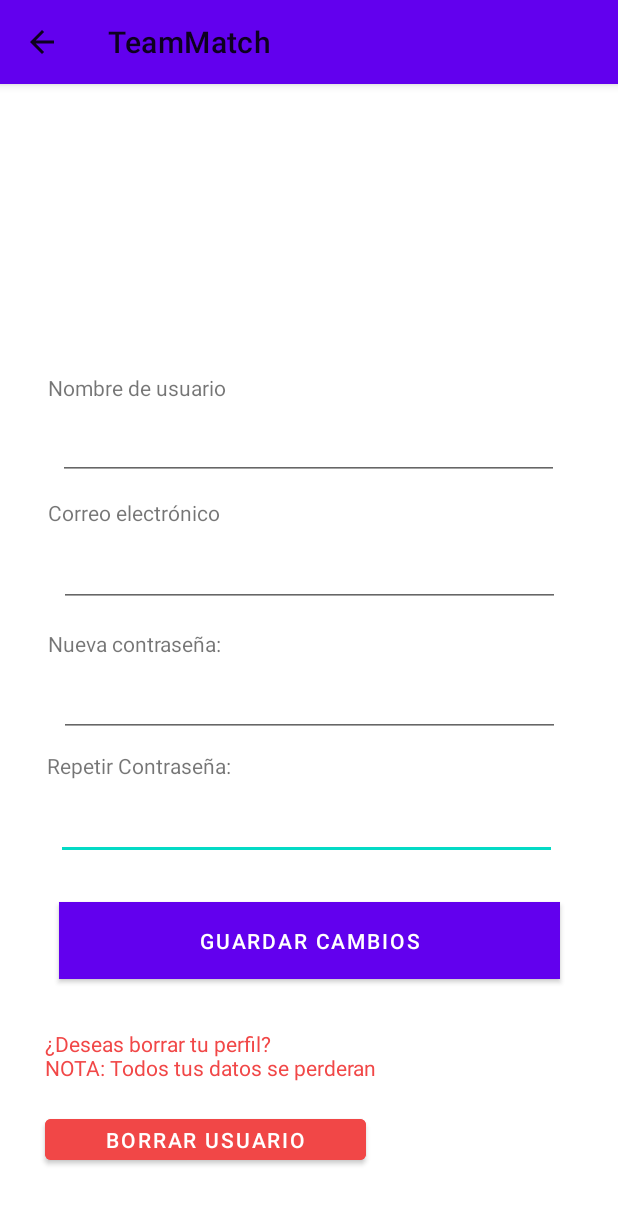
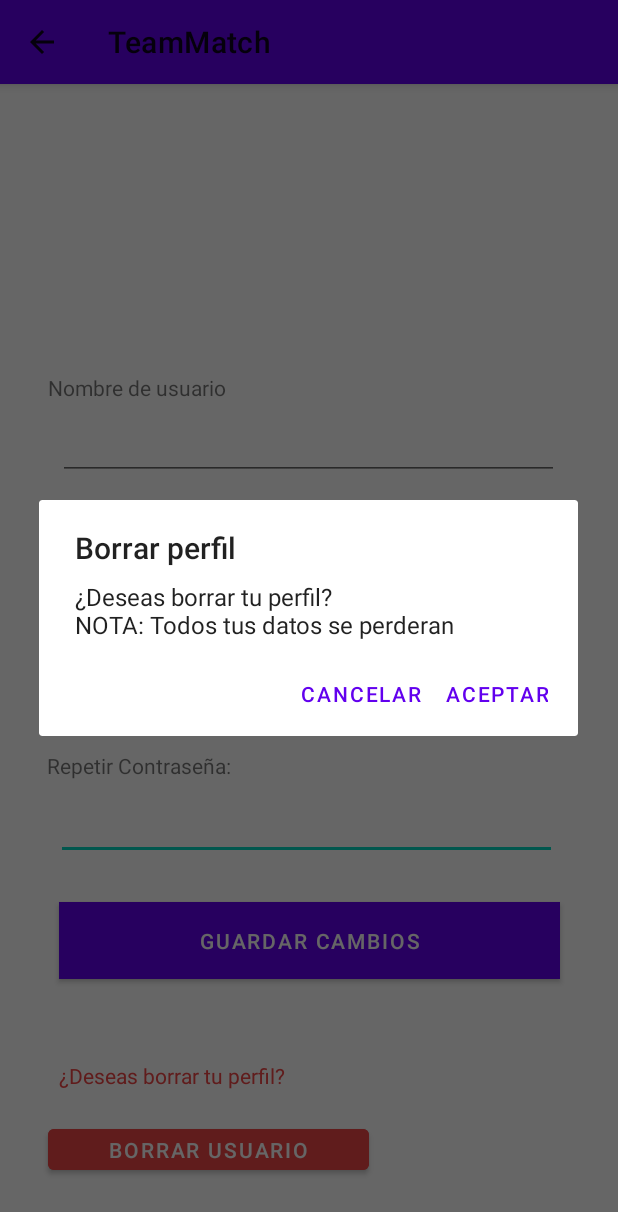
Before and after one commit to acm1997/TeamMatch, an Android app: the EditUserActivity screen opened directly, with no data from a screen before it, after a tap on "BORRAR USUARIO", on a phone screen of 412 x 824 dp. Shown: the top 1212 px of the screen. Run offline under Robolectric (Android 15) with nearby library versions, the phone set to English and light mode, and no system bars; our stand-ins replace Room's generated code; Roboto replaces fonts that are not available here.

Commit message:
Añadido botones diálogos en los borrados

```diff
--- a/app/src/main/AndroidManifest.xml
+++ b/app/src/main/AndroidManifest.xml
@@ -38,7 +38,6 @@
             <intent-filter>
                 <action android:name="android.intent.action.SEARCH" />
             </intent-filter>
-
             <meta-data
                 android:name="android.app.searchable"
                 android:resource="@xml/search" />
--- a/app/src/main/java/com/example/teammatch/activities/EditEventActivity.java
+++ b/app/src/main/java/com/example/teammatch/activities/EditEventActivity.java
@@ -65,7 +65,6 @@ public class EditEventActivity extends AppCompatActivity {
     protected void onCreate(Bundle savedInstanceState) {
         super.onCreate(savedInstanceState);
         setContentView(R.layout.activity_edit_evento);
-        getSupportActionBar().setDisplayHomeAsUpEnabled(true);
 
         Evento e = new Evento(getIntent());
         e.setId(getIntent().getLongExtra("ID", 0));
--- a/app/src/main/java/com/example/teammatch/activities/EditUserActivity.java
+++ b/app/src/main/java/com/example/teammatch/activities/EditUserActivity.java
@@ -1,7 +1,10 @@
 package com.example.teammatch.activities;
 
+import androidx.appcompat.app.AlertDialog;
 import androidx.appcompat.app.AppCompatActivity;
 
+import android.app.Activity;
+import android.content.DialogInterface;
 import android.content.Intent;
 import android.content.SharedPreferences;
 import android.os.Bundle;
@@ -94,6 +97,12 @@ public class EditUserActivity extends AppCompatActivity {
         btn_deleteuser.setOnClickListener(new View.OnClickListener() {
             @Override
             public void onClick(View v) {
+                AlertDialog.Builder myBuild = new AlertDialog.Builder(EditUserActivity.this);
+                myBuild.setMessage("¿Deseas borrar tu perfil?\nNOTA: Todos tus datos se perderan");
+                myBuild.setTitle("Borrar perfil");
+                myBuild.setPositiveButton("Aceptar", new DialogInterface.OnClickListener() {
+                    @Override
+                    public void onClick(DialogInterface dialog, int which) {
                         if(usuario_id > 0 && name != null && email != null && password != null){
                             TeamMatchDataBase userdatabase = TeamMatchDataBase.getInstance(getApplicationContext());
                             TeamMatchDAO userdao = userdatabase.getDao();
@@ -109,6 +118,16 @@ public class EditUserActivity extends AppCompatActivity {
                                 }
                             }).start();
                         }
+                    }
+                });
+                myBuild.setNegativeButton("Cancelar", new DialogInterface.OnClickListener() {
+                    @Override
+                    public void onClick(DialogInterface dialog, int which) {
+                        dialog.cancel();
+                    }
+                });
+                AlertDialog dialog = myBuild.create();
+                dialog.show();
             }
         });
     }
--- a/app/src/main/res/layout/activity_edit_user.xml
+++ b/app/src/main/res/layout/activity_edit_user.xml
@@ -43,6 +43,21 @@
         app:layout_constraintTop_toTopOf="parent"
         app:layout_constraintVertical_bias="0.65" />
 
+    <Button
+        android:id="@+id/btn_deleteuser"
+        android:layout_width="214dp"
+        android:layout_height="39dp"
+        android:layout_marginTop="18dp"
+        android:layout_marginBottom="36dp"
+        android:backgroundTint="@color/colorDanger"
+        android:text="@string/Borrarusuario"
+        android:textColor="#FFFFFF"
+        app:layout_constraintBottom_toBottomOf="parent"
+        app:layout_constraintEnd_toEndOf="parent"
+        app:layout_constraintHorizontal_bias="0.162"
+        app:layout_constraintStart_toStartOf="parent"
+        app:layout_constraintTop_toBottomOf="@+id/tVBorrar" />
+
     <TextView
         android:id="@+id/tVBorrar"
         android:layout_width="wrap_content"
@@ -51,25 +66,10 @@
         android:textColor="#F14747"
         app:layout_constraintBottom_toBottomOf="parent"
         app:layout_constraintEnd_toEndOf="parent"
-        app:layout_constraintHorizontal_bias="0.158"
+        app:layout_constraintHorizontal_bias="0.15"
         app:layout_constraintStart_toStartOf="parent"
         app:layout_constraintTop_toTopOf="parent"
-        app:layout_constraintVertical_bias="0.86" />
-
-    <Button
-        android:id="@+id/btn_deleteuser"
-        android:layout_width="214dp"
-        android:layout_height="39dp"
-        android:layout_marginTop="54dp"
-        android:backgroundTint="@color/colorDanger"
-        android:text="@string/Borrarusuario"
-        android:textColor="#FFFFFF"
-        app:layout_constraintBottom_toBottomOf="parent"
-        app:layout_constraintEnd_toEndOf="parent"
-        app:layout_constraintHorizontal_bias="0.152"
-        app:layout_constraintStart_toStartOf="parent"
-        app:layout_constraintTop_toTopOf="@+id/tVBorrar"
-        app:layout_constraintVertical_bias="0.0" />
+        app:layout_constraintVertical_bias="0.87" />
 
     <ImageView
         android:id="@+id/imageView6"
--- a/app/src/main/res/values/strings.xml
+++ b/app/src/main/res/values/strings.xml
@@ -54,7 +54,7 @@
     <string name="btn_edit">Editar evento</string>
     <string name="btn_delete">Borrar Evento</string>
     <string name="title_activity_event_details" translatable="false">ScrollingActivity</string>
-    <string name="textborrar">¿Deseas borrar tu perfil?\nNOTA: Todos tus datos se perderan</string>
+    <string name="textborrar">¿Deseas borrar tu perfil?</string>
     <string name="repetircontrasena">Repetir Contraseña:</string>
     <string name="nuevacontrasena">Nueva contraseña:</string>
     <string name="Borrarusuario">Borrar usuario</string>
```
Also changed, not shown: app/src/main/java/com/example/teammatch/activities/EventDetailsActivity.java (+18 -0 lines), 1 other file. Lines whose indentation alone changed are shown as unchanged.
